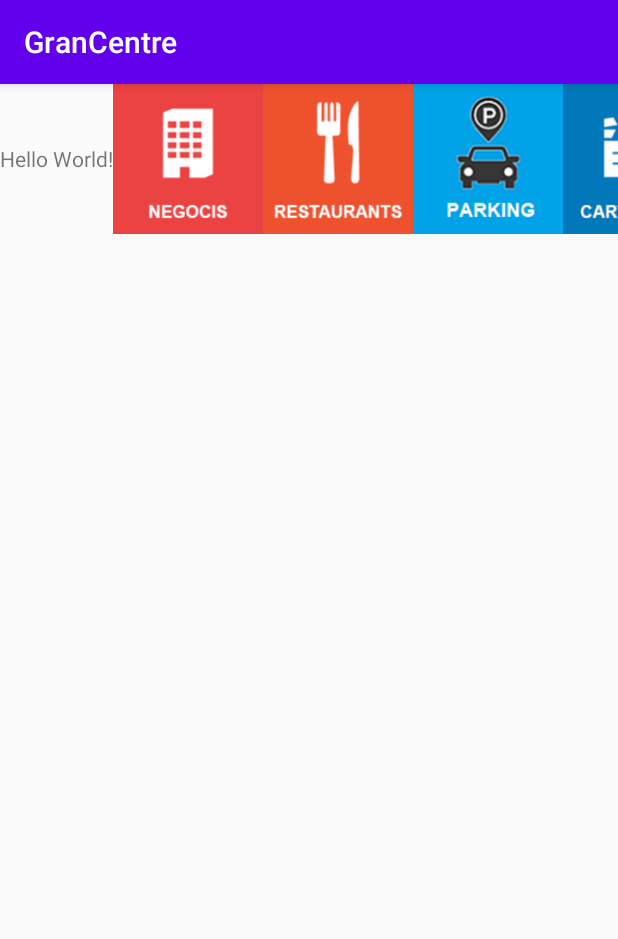
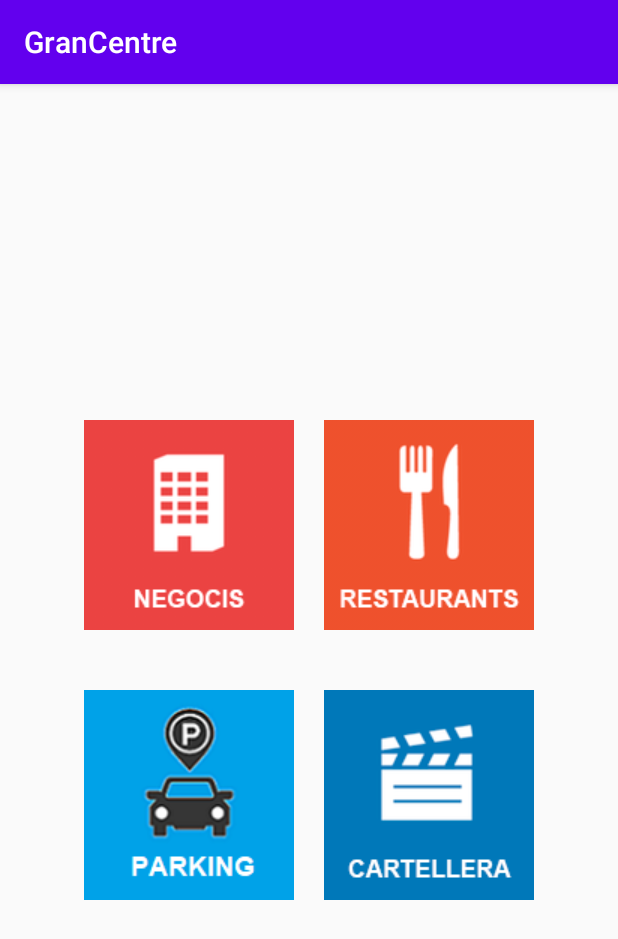
Before and after one commit to oscargonzalezgarcia/GranCentre, an Android app: the screen it shows after launch (MainActivity), on a phone screen of 412 x 824 dp. Shown: the top 939 px of the screen. Run offline under Robolectric (Android 15) with nearby library versions, the phone set to English and light mode, and no system bars.

Commit message:
Posicionamiento botones en el MainActivity :)

```diff
--- a/app/src/main/res/layout/activity_main.xml
+++ b/app/src/main/res/layout/activity_main.xml
@@ -4,30 +4,39 @@
     xmlns:tools="http://schemas.android.com/tools"
     android:layout_width="match_parent"
     android:layout_height="match_parent"
-    tools:context=".MainActivity">
+    tools:context=".MainActivity"
+    android:orientation="vertical"
+    android:gravity="center">
 
-    <TextView
+    <LinearLayout
         android:layout_width="wrap_content"
         android:layout_height="wrap_content"
-        android:text="Hello World!"
-        app:layout_constraintBottom_toBottomOf="parent"
-        app:layout_constraintLeft_toLeftOf="parent"
-        app:layout_constraintRight_toRightOf="parent"
-        app:layout_constraintTop_toTopOf="parent" />
+        android:orientation="horizontal"
+        android:layout_marginBottom="40dp">
     <Button
-        android:layout_width="100dp"
-        android:layout_height="100dp"
-        android:background="@drawable/business"/>
+        android:layout_width="wrap_content"
+        android:layout_height="wrap_content"
+        android:background="@drawable/business"
+        android:layout_marginRight="20dp"/>
     <Button
-        android:layout_width="100dp"
-        android:layout_height="100dp"
+        android:layout_width="wrap_content"
+        android:layout_height="wrap_content"
         android:background="@drawable/restaurants"/>
+    </LinearLayout>
+
+    <LinearLayout
+        android:layout_width="wrap_content"
+        android:layout_height="wrap_content"
+        android:orientation="horizontal">
     <Button
-        android:layout_width="100dp"
-        android:layout_height="100dp"
-        android:background="@drawable/parking"/>
+        android:layout_width="wrap_content"
+        android:layout_height="wrap_content"
+        android:background="@drawable/parking"
+        android:layout_marginRight="20dp"/>
     <Button
-        android:layout_width="100dp"
-        android:layout_height="100dp"
+        android:layout_width="wrap_content"
+        android:layout_height="wrap_content"
         android:background="@drawable/movies"/>
+    </LinearLayout>
+
 </LinearLayout>
```
